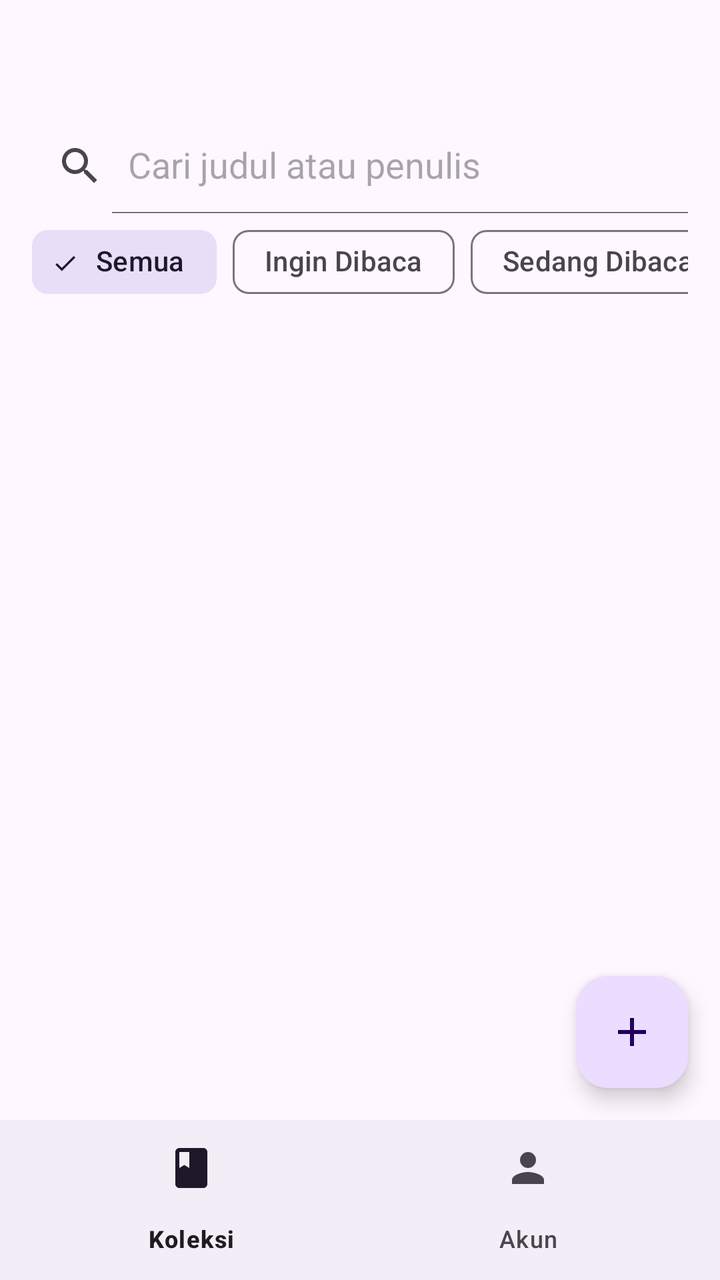
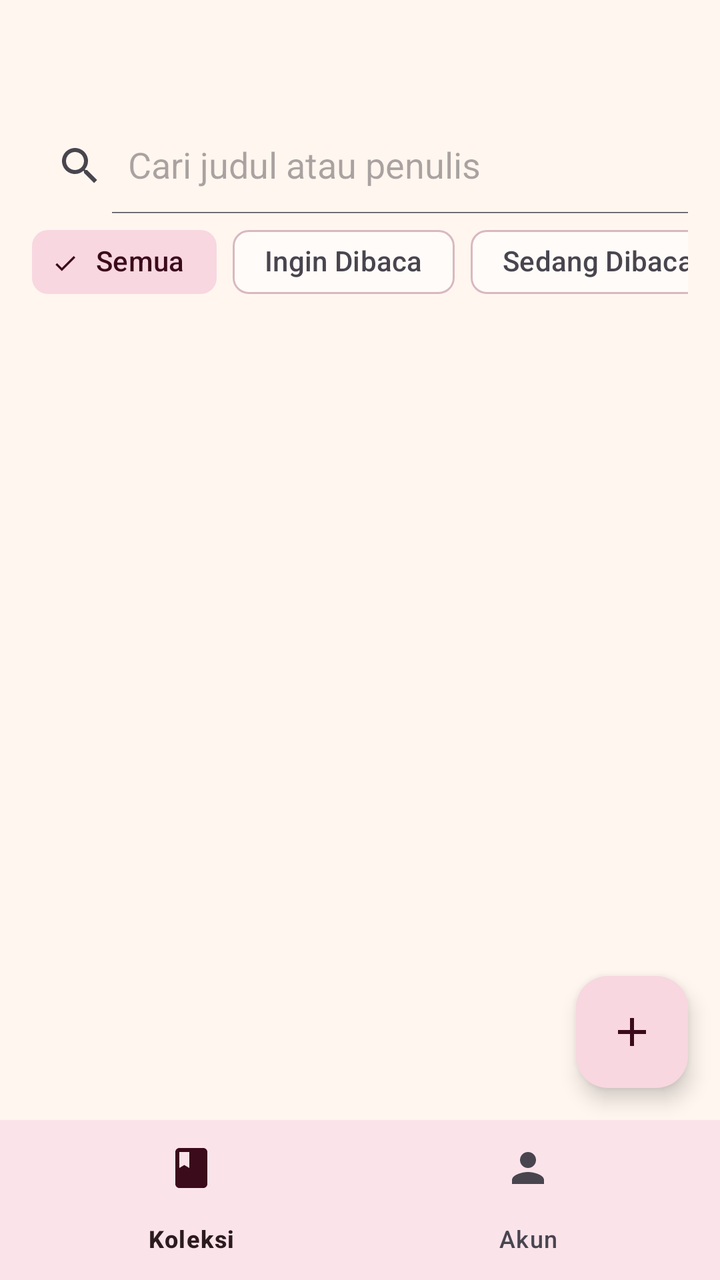

Screens rendered from an Android XML layout before and after an edit, with the pre-edit source and the edit as a unified diff.
<!-- AndroidManifest.xml: application theme Theme.KoleksiBacaan -->
<!-- res/layout/activity_main.xml -->
<?xml version="1.0" encoding="utf-8"?>
<LinearLayout xmlns:android="http://schemas.android.com/apk/res/android"
    xmlns:app="http://schemas.android.com/apk/res-auto"
    xmlns:tools="http://schemas.android.com/tools"
    android:id="@+id/main"
    android:layout_width="match_parent"
    android:layout_height="match_parent"
    android:orientation="vertical"
    tools:context=".MainActivity">

    <FrameLayout
        android:layout_width="match_parent"
        android:layout_height="0dp"
        android:layout_weight="1">

        
        <androidx.coordinatorlayout.widget.CoordinatorLayout
            android:id="@+id/layoutDaftar"
            android:layout_width="match_parent"
            android:layout_height="match_parent">

            <LinearLayout
                android:layout_width="match_parent"
                android:layout_height="match_parent"
                android:orientation="vertical">

                <TextView
                    android:id="@+id/tvHalo"
                    android:layout_width="match_parent"
                    android:layout_height="wrap_content"
                    android:paddingHorizontal="16dp"
                    android:paddingTop="24dp"
                    android:paddingBottom="8dp"
                    android:textSize="20sp"
                    android:textStyle="bold" />

                <androidx.appcompat.widget.SearchView
                    android:id="@+id/searchView"
                    android:layout_width="match_parent"
                    android:layout_height="wrap_content"
                    android:layout_marginHorizontal="8dp"
                    app:iconifiedByDefault="false"
                    app:queryHint="@string/hint_cari" />

                <HorizontalScrollView
                    android:layout_width="match_parent"
                    android:layout_height="wrap_content"
                    android:paddingHorizontal="16dp"
                    android:scrollbars="none">

                    <com.google.android.material.chip.ChipGroup
                        android:id="@+id/chipGroup"
                        android:layout_width="wrap_content"
                        android:layout_height="wrap_content"
                        app:selectionRequired="true"
                        app:singleLine="true"
                        app:singleSelection="true">

                        <com.google.android.material.chip.Chip
                            android:id="@+id/chipSemua"
                            style="@style/Widget.Material3.Chip.Filter"
                            android:layout_width="wrap_content"
                            android:layout_height="wrap_content"
                            android:checked="true"
                            android:text="@string/filter_semua" />

                        <com.google.android.material.chip.Chip
                            android:id="@+id/chipIngin"
                            style="@style/Widget.Material3.Chip.Filter"
                            android:layout_width="wrap_content"
                            android:layout_height="wrap_content"
                            android:text="@string/status_ingin_dibaca" />

                        <com.google.android.material.chip.Chip
                            android:id="@+id/chipSedang"
                            style="@style/Widget.Material3.Chip.Filter"
                            android:layout_width="wrap_content"
                            android:layout_height="wrap_content"
                            android:text="@string/status_sedang_dibaca" />

                        <com.google.android.material.chip.Chip
                            android:id="@+id/chipSelesai"
                            style="@style/Widget.Material3.Chip.Filter"
                            android:layout_width="wrap_content"
                            android:layout_height="wrap_content"
                            android:text="@string/status_selesai" />
                    </com.google.android.material.chip.ChipGroup>
                </HorizontalScrollView>

                <androidx.recyclerview.widget.RecyclerView
                    android:id="@+id/rvBuku"
                    android:layout_width="match_parent"
                    android:layout_height="0dp"
                    android:layout_weight="1"
                    android:clipToPadding="false"
                    android:paddingBottom="88dp" />
            </LinearLayout>

            <ProgressBar
                android:id="@+id/progressBar"
                android:layout_width="wrap_content"
                android:layout_height="wrap_content"
                android:layout_gravity="center"
                android:visibility="gone" />

            <TextView
                android:id="@+id/tvKosong"
                android:layout_width="wrap_content"
                android:layout_height="wrap_content"
                android:layout_gravity="center"
                android:gravity="center"
                android:padding="24dp"
                android:visibility="gone" />

            <com.google.android.material.floatingactionbutton.FloatingActionButton
                android:id="@+id/fabTambah"
                android:layout_width="wrap_content"
                android:layout_height="wrap_content"
                android:layout_gravity="bottom|end"
                android:layout_margin="16dp"
                android:contentDescription="@string/desc_tambah_buku"
                app:srcCompat="@drawable/ic_add" />
        </androidx.coordinatorlayout.widget.CoordinatorLayout>

        
        <LinearLayout
            android:id="@+id/layoutAkun"
            android:layout_width="match_parent"
            android:layout_height="match_parent"
            android:orientation="vertical"
            android:padding="24dp"
            android:visibility="gone">

            <TextView
                android:layout_width="wrap_content"
                android:layout_height="wrap_content"
                android:layout_marginTop="24dp"
                android:text="@string/nav_akun"
                android:textSize="26sp"
                android:textStyle="bold" />

            <TextView
                android:layout_width="wrap_content"
                android:layout_height="wrap_content"
                android:layout_marginTop="24dp"
                android:text="@string/label_nama"
                android:textStyle="bold" />

            <TextView
                android:id="@+id/tvAkunNama"
                android:layout_width="match_parent"
                android:layout_height="wrap_content" />

            <TextView
                android:layout_width="wrap_content"
                android:layout_height="wrap_content"
                android:layout_marginTop="16dp"
                android:text="@string/label_email"
                android:textStyle="bold" />

            <TextView
                android:id="@+id/tvAkunEmail"
                android:layout_width="match_parent"
                android:layout_height="wrap_content" />

            <Button
                android:id="@+id/btnKeluar"
                style="@style/Widget.Material3.Button.OutlinedButton"
                android:layout_width="match_parent"
                android:layout_height="56dp"
                android:layout_marginTop="32dp"
                android:text="@string/btn_keluar" />
        </LinearLayout>
    </FrameLayout>

    <com.google.android.material.bottomnavigation.BottomNavigationView
        android:id="@+id/bottomNav"
        android:layout_width="match_parent"
        android:layout_height="wrap_content"
        app:menu="@menu/menu_bottom_nav" />
</LinearLayout>
<!-- resources referenced by this layout -->
<resources>
  <!-- drawable ic_add (drawable) -->
  <vector xmlns:android="http://schemas.android.com/apk/res/android"
      android:width="24dp"
      android:height="24dp"
      android:viewportWidth="24"
      android:viewportHeight="24"
      android:tint="?attr/colorControlNormal">
      <path
          android:fillColor="@android:color/white"
          android:pathData="M19,13h-6v6h-2v-6H5v-2h6V5h2v6h6v2z" />
  </vector>
  <string name="btn_keluar">Keluar</string>
  <string name="desc_tambah_buku">Tambah buku</string>
  <string name="filter_semua">Semua</string>
  <string name="hint_cari">Cari judul atau penulis</string>
  <string name="label_email">Email</string>
  <string name="label_nama">Nama</string>
  <string name="nav_akun">Akun</string>
  <string name="status_ingin_dibaca">Ingin Dibaca</string>
  <string name="status_sedang_dibaca">Sedang Dibaca</string>
  <string name="status_selesai">Selesai</string>
  <style name="Theme.KoleksiBacaan" parent="Base.Theme.KoleksiBacaan" />
  <style name="Base.Theme.KoleksiBacaan" parent="Theme.Material3.DayNight.NoActionBar">
          
          
      </style>
</resources>

<!-- the commit's change to res/layout/activity_main.xml (unified diff, before → after) -->
@@ -177,5 +177,6 @@
         android:id="@+id/bottomNav"
         android:layout_width="match_parent"
         android:layout_height="wrap_content"
+        app:backgroundTint="@color/kb_nav"
         app:menu="@menu/menu_bottom_nav" />
 </LinearLayout>
<!-- resource entries referenced after the edit -->
@@ -1,5 +1,6 @@
 <!-- resources referenced by this layout -->
 <resources>
+  <color name="kb_nav">#FBE3EA</color>
   <!-- drawable ic_add (drawable) -->
   <vector xmlns:android="http://schemas.android.com/apk/res/android"
       android:width="24dp"
@@ -23,8 +24,28 @@
   <string name="status_selesai">Selesai</string>
   <style name="Theme.KoleksiBacaan" parent="Base.Theme.KoleksiBacaan" />
   <style name="Base.Theme.KoleksiBacaan" parent="Theme.Material3.DayNight.NoActionBar">
+          <item name="colorPrimary">@color/kb_primary</item>
+          <item name="colorOnPrimary">@color/kb_on_primary</item>
+          <item name="colorPrimaryContainer">@color/kb_primary_container</item>
+          <item name="colorOnPrimaryContainer">@color/kb_on_primary_container</item>
+          <item name="colorSecondaryContainer">@color/kb_primary_container</item>
+          <item name="colorOnSecondaryContainer">@color/kb_on_primary_container</item>
+          <item name="android:colorBackground">@color/kb_background</item>
+          <item name="colorSurface">@color/kb_surface</item>
+          <item name="colorOnSurface">@color/kb_on_surface</item>
+          <item name="colorOutline">@color/kb_outline</item>
+          <item name="android:statusBarColor">@color/kb_background</item>
+          <item name="android:windowLightStatusBar">true</item>
           
           
       </style>
+  <color name="kb_primary">#7A1F3D</color>
+  <color name="kb_on_primary">#FFFFFF</color>
+  <color name="kb_primary_container">#F8D7E0</color>
+  <color name="kb_on_primary_container">#3B0A1B</color>
+  <color name="kb_background">#FFF6EF</color>
+  <color name="kb_surface">#FFFBF8</color>
+  <color name="kb_on_surface">#2B1A1E</color>
+  <color name="kb_outline">#D9B8C0</color>
 </resources>
 
